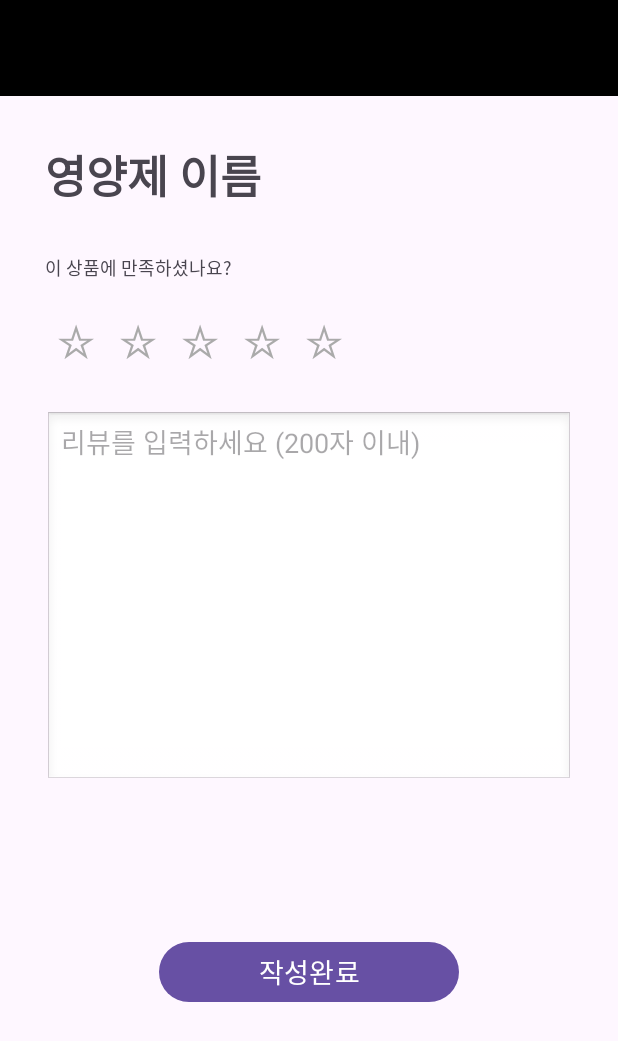
After one commit to Vita-Mate/FE, an Android app: the layout activity_write_review.xml on its own in the app's theme, with its tools: preview values and no code run, on a phone screen of 412 x 824 dp. The commit adds this screen. Shown: the top 1041 px of the screen. Run offline under Robolectric (Android 15) with nearby library versions, the phone set to English and light mode, and no system bars.

```diff
--- a/VitaMate/app/build.gradle.kts
+++ b/VitaMate/app/build.gradle.kts
@@ -4,8 +4,7 @@ import org.jetbrains.kotlin.storage.CacheResetOnProcessCanceled.enabled
 plugins {
     alias(libs.plugins.androidApplication)
     alias(libs.plugins.jetbrainsKotlinAndroid)
-//    id("org.jetbrains.kotlin.android")
-//    id("org.jetbrains.kotlin.android")
+    id("kotlin-parcelize") //Parcelize사용을 위한 추가
 
 }
 
--- a/VitaMate/app/src/main/java/com/my/vitamateapp/mySupplement/SearchedSupplementAdapter.kt
+++ b/VitaMate/app/src/main/java/com/my/vitamateapp/mySupplement/SearchedSupplementAdapter.kt
@@ -30,12 +30,12 @@ class SearchedSupplementsAdapter(private val items: MutableList<SearchedSuppleme
 
         fun bindItems(item: SearchedSupplementModel) {
             nameTextView.text = item.name
-            infoTextView.text = item.supplementInfo
+            infoTextView.text = item.brand
             itemView.setOnClickListener {
                 // 아이템 클릭 시 디테일 액티비티로 이동
                 val intent = Intent(context, SupplementDetailActivity::class.java).apply {
                     putExtra("supplement_name", item.name)
-                    putExtra("supplement_info", item.supplementInfo)
+                    putExtra("supplement_brand", item.brand)
                 }
                 context.startActivity(intent)
             }
--- a/VitaMate/app/src/main/res/layout/activity_supplement_detail.xml
+++ b/VitaMate/app/src/main/res/layout/activity_supplement_detail.xml
@@ -37,7 +37,7 @@
             android:id="@+id/supplement_name_detail"
             android:layout_width="wrap_content"
             android:layout_height="wrap_content"
-            android:textSize="30sp"
+            android:textSize="24sp"
             android:textStyle="bold"
             android:text="영양제 이름" />
 
@@ -75,7 +75,7 @@
             android:layout_width="wrap_content"
             android:layout_height="wrap_content"
             android:text="연관상품 추천"
-            android:textSize="26sp"
+            android:textSize="20sp"
             android:textStyle="bold" />
 
           <!-- 수평 스크롤뷰 -->
--- /dev/null
+++ b/VitaMate/app/src/main/res/layout/activity_write_review.xml
@@ -0,0 +1,115 @@
+<?xml version="1.0" encoding="utf-8"?>
+<LinearLayout xmlns:android="http://schemas.android.com/apk/res/android"
+  xmlns:tools="http://schemas.android.com/tools"
+  android:id="@+id/main"
+  android:layout_width="match_parent"
+  android:layout_height="match_parent"
+  android:orientation="vertical"
+  tools:context=".mySupplement.WriteReviewActivity">
+
+  <!-- 툴바: 상단에 고정 -->
+  <androidx.appcompat.widget.Toolbar
+    android:id="@+id/toolbar"
+    android:layout_width="match_parent"
+    android:layout_height="?attr/actionBarSize"
+    android:background="@color/black"
+    android:theme="@style/ThemeOverlay.AppCompat.Dark.ActionBar" />
+
+  <TextView
+    android:id="@+id/supplement_name_detail"
+    android:layout_width="wrap_content"
+    android:layout_height="wrap_content"
+    android:layout_marginStart="30dp"
+    android:layout_marginTop="30dp"
+    android:textSize="30sp"
+    android:textStyle="bold"
+    android:text="영양제 이름" />
+
+  <TextView
+    android:layout_width="wrap_content"
+    android:layout_height="wrap_content"
+    android:layout_marginStart="30dp"
+    android:layout_marginTop="30dp"
+    android:textSize="12sp"
+    android:text="이 상품에 만족하셨나요?" />
+
+  <!-- 별점 주기 -->
+  <LinearLayout
+    android:layout_width="wrap_content"
+    android:layout_height="wrap_content"
+    android:orientation="horizontal"
+    android:layout_marginTop="10dp"
+    android:layout_marginStart="30dp">
+
+    <TextView
+      android:id="@+id/star1"
+      android:layout_width="wrap_content"
+      android:layout_height="wrap_content"
+      android:text="☆"
+      android:textSize="30sp"
+      android:textColor="@android:color/darker_gray"
+      android:padding="7dp" />
+
+    <TextView
+      android:id="@+id/star2"
+      android:layout_width="wrap_content"
+      android:layout_height="wrap_content"
+      android:text="☆"
+      android:textSize="30sp"
+      android:textColor="@android:color/darker_gray"
+      android:padding="7dp" />
+
+    <TextView
+      android:id="@+id/star3"
+      android:layout_width="wrap_content"
+      android:layout_height="wrap_content"
+      android:text="☆"
+      android:textSize="30sp"
+      android:textColor="@android:color/darker_gray"
+      android:padding="7dp" />
+
+    <TextView
+      android:id="@+id/star4"
+      android:layout_width="wrap_content"
+      android:layout_height="wrap_content"
+      android:text="☆"
+      android:textSize="30sp"
+      android:textColor="@android:color/darker_gray"
+      android:padding="7dp" />
+
+    <TextView
+      android:id="@+id/star5"
+      android:layout_width="wrap_content"
+      android:layout_height="wrap_content"
+      android:text="☆"
+      android:textSize="30sp"
+      android:textColor="@android:color/darker_gray"
+      android:padding="7dp" />
+  </LinearLayout>
+
+  <!-- 리뷰 입력받기 -->
+  <EditText
+    android:id="@+id/review_input"
+    android:layout_width="match_parent"
+    android:layout_height="250dp"
+    android:layout_marginTop="20dp"
+    android:layout_marginStart="30dp"
+    android:layout_marginEnd="30dp"
+    android:hint="리뷰를 입력하세요 (200자 이내)"
+    android:minLines="4"
+    android:maxLines="6"
+    android:gravity="top"
+    android:background="@android:drawable/edit_text"
+    android:maxLength="200" />
+
+  <!-- 작성완료 버튼 -->
+  <Button
+    android:id="@+id/submit_button"
+    android:layout_width="200dp"
+    android:layout_height="wrap_content"
+    android:layout_gravity="center"
+    android:layout_marginTop="100dp"
+    android:text="작성완료"
+    android:textSize="18sp" />
+
+</LinearLayout>
```
Also changed, not shown: VitaMate/app/src/main/java/com/my/vitamateapp/Api/SupplementsSearchApi.kt (added, +17 -0 lines), VitaMate/app/src/main/java/com/my/vitamateapp/mySupplement/MySupplementActivity.kt (+90 -5 lines), VitaMate/app/src/main/java/com/my/vitamateapp/mySupplement/SearchSupplementFragment.kt (+11 -6 lines), VitaMate/app/src/main/java/com/my/vitamateapp/mySupplement/SearchedSupplementModel.kt (+39 -3 lines), VitaMate/app/src/main/java/com/my/vitamateapp/mySupplement/SupplementStartActivity.kt (added, +12 -0 lines), VitaMate/app/src/main/java/com/my/vitamateapp/mySupplement/WriteReviewActivity.kt (added, +14 -0 lines), VitaMate/app/src/main/java/com/my/vitamateapp/registerPage/MainActivity.kt (+8 -0 lines), VitaMate/app/src/main/res/layout/activity_supplement_start.xml (added, +41 -0 lines), VitaMate/app/src/main/res/layout/fragment_review_list.xml (+22 -9 lines), VitaMate/app/src/main/res/layout/searched_supplements_items.xml (+18 -15 lines).
